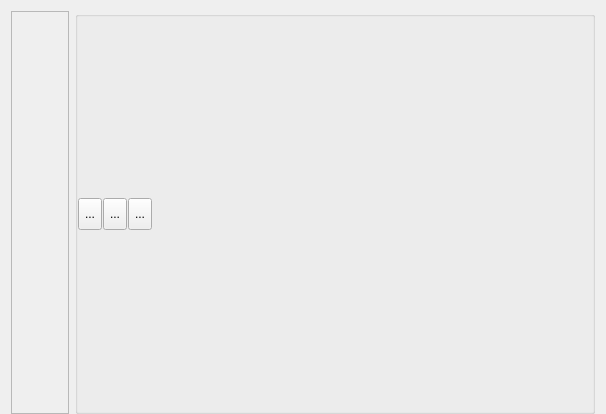
Above: src/gui/ProcedureForm.ui from fritzone/ddm before the change. Below: the same form after it.
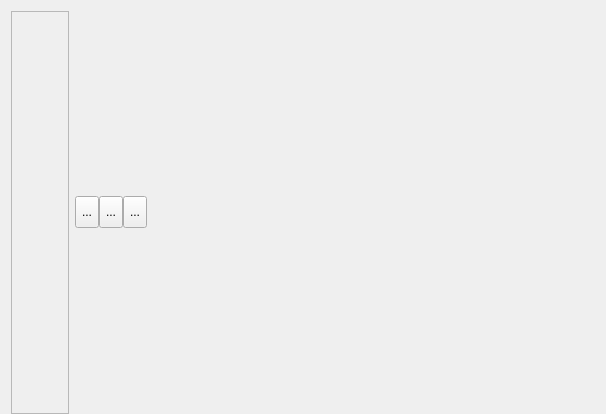
That is the form after the change. Icons and pictures are not drawn.

```diff
--- a/src/gui/ProcedureForm.ui
+++ b/src/gui/ProcedureForm.ui
@@ -106,13 +106,7 @@
     </widget>
    </item>
    <item>
-    <widget class="QGroupBox" name="grpContent">
-     <property name="title">
-      <string/>
-     </property>
-     <property name="flat">
-      <bool>true</bool>
-     </property>
+    <widget class="QWidget" name="grpContent" native="true">
      <layout class="QVBoxLayout" name="verticalLayout_2">
       <property name="margin">
        <number>0</number>
@@ -120,7 +114,7 @@
       <item>
        <layout class="QHBoxLayout" name="horizontalLayout_3">
         <property name="spacing">
-         <number>1</number>
+         <number>0</number>
         </property>
         <item>
          <widget class="QToolButton" name="btnLoad">
@@ -142,8 +136,8 @@
           </property>
           <property name="iconSize">
            <size>
-            <width>20</width>
-            <height>20</height>
+            <width>16</width>
+            <height>16</height>
            </size>
           </property>
          </widget>
@@ -188,8 +182,8 @@
           </property>
           <property name="iconSize">
            <size>
-            <width>20</width>
-            <height>20</height>
+            <width>16</width>
+            <height>16</height>
            </size>
           </property>
          </widget>
```
Left out of the diff: 50 changed lines with no effect on the pictures.
